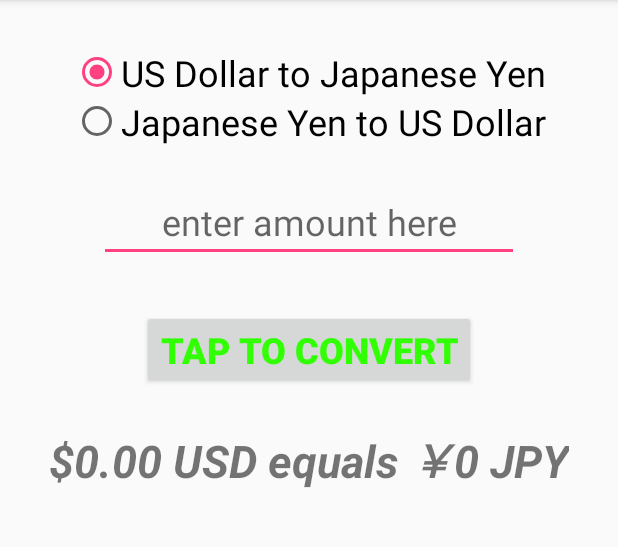
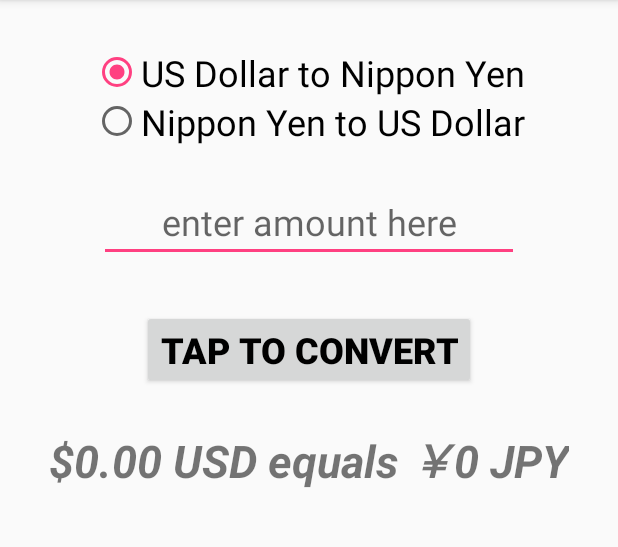
Before and after one commit to FrankLeeSpeaking/ConvertCurrency, an Android app: the screen it shows after launch (MainActivity), after a tap on "TAP TO CONVERT", on a phone screen of 412 x 824 dp, the part 84-631 px from its top. Run offline under Robolectric (Android 15) with nearby library versions, the phone set to English and light mode, and no system bars; 1 statement that could not run was skipped.

Commit message:
Final update. Simple formatting changes

```diff
--- a/app/src/main/java/com/example/allaccess/convertcurrency/MainActivity.java
+++ b/app/src/main/java/com/example/allaccess/convertcurrency/MainActivity.java
@@ -17,9 +17,10 @@ import static com.example.allaccess.convertcurrency.R.mipmap.ic_launcher_foregro
 
 
 public class MainActivity extends AppCompatActivity {
+
     double userAmount = 0;
-    double usd_to_JPY = 105.898;
-    double jpy_to_USD = 0.0094;
+    double usd_to_JPY = 106.846;// exchange rate as of 12:41 am, April 5
+    double jpy_to_USD = 1/usd_to_JPY;// set for simple division to avoid rounding errors
     double endResult;
 
     @Override
@@ -40,7 +41,7 @@ public class MainActivity extends AppCompatActivity {
 
             public void onClick(View view) {
                 userAmount = Double.parseDouble(amount.getText().toString());
-                NumberFormat currencyJPY = NumberFormat.getCurrencyInstance(Locale.JAPAN);
+                NumberFormat currencyJPY = NumberFormat.getCurrencyInstance(Locale.JAPAN);//---- yen is the only unit of currency in Nippon and has no decimals
                 NumberFormat currencyUSD = NumberFormat.getCurrencyInstance(Locale.US);
 
                 if (dollarToYen.isChecked()) {
@@ -55,7 +56,7 @@ public class MainActivity extends AppCompatActivity {
                 if (yenToDollar.isChecked()) {
                     endResult = userAmount * jpy_to_USD;
                     if (endResult > 10000) {
-                        Toast.makeText(MainActivity.this, "This app can only calculate up to 10,000 USD or approximately 1,000,000 yen", Toast.LENGTH_LONG).show();
+                        Toast.makeText(MainActivity.this, "This app can only calculate up to 10,000 USD or approximately 1,000,000 JPY", Toast.LENGTH_LONG).show();
                     } else {
                         String toUSA = (currencyJPY.format(userAmount) + " JPY equals " + currencyUSD.format(endResult) + " USD");
                         displayResult.setText(toUSA);
@@ -64,8 +65,5 @@ public class MainActivity extends AppCompatActivity {
             }
         });
 
-
-
-
     }// --------- END onCreate
 }//-------END MainActivity
--- a/app/src/main/res/layout/activity_main.xml
+++ b/app/src/main/res/layout/activity_main.xml
@@ -64,7 +64,7 @@
         android:lineSpacingExtra="30sp"
         android:text="@string/buttonConvert"
         android:textAlignment="center"
-        android:textColor="@color/colorPrimaryDark"
+        android:textColor="@android:color/black"
         android:textSize="24sp"
         android:textStyle="bold"
         app:layout_constraintEnd_toEndOf="parent"
--- a/app/src/main/res/values/strings.xml
+++ b/app/src/main/res/values/strings.xml
@@ -1,15 +1,9 @@
 <resources>
     <string name="app_name">Convert Currency</string>
     <string name="userHint">enter amount here</string>
-    <string name="radioDollarsToYen">US Dollar to Japanese Yen</string>
-    <string name="radioYenToDollar">Japanese Yen to US Dollar</string>
+    <string name="radioDollarsToYen">US Dollar to Nippon Yen</string>
+    <string name="radioYenToDollar">Nippon Yen to US Dollar</string>
     <string name="buttonConvert">Tap to Convert</string>
     <string name="convertedValue">converted value</string>
 
-    <string-array name="currencyArray">Currency to convert
-        <item>Yen</item>
-        <item>Peso</item>
-
-    </string-array>
-
 </resources>
```
